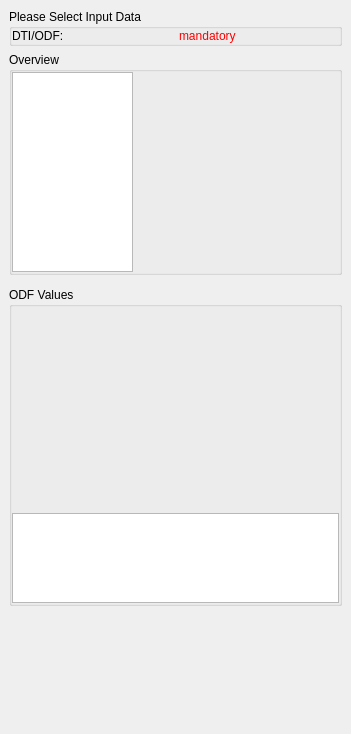
The window that Plugins/org.mitk.gui.qt.diffusionimaging.reconstruction/src/internal/QmitkODFDetailsViewControls.ui (MITK/MITK) describes before a commit, drawn with Qt 5.
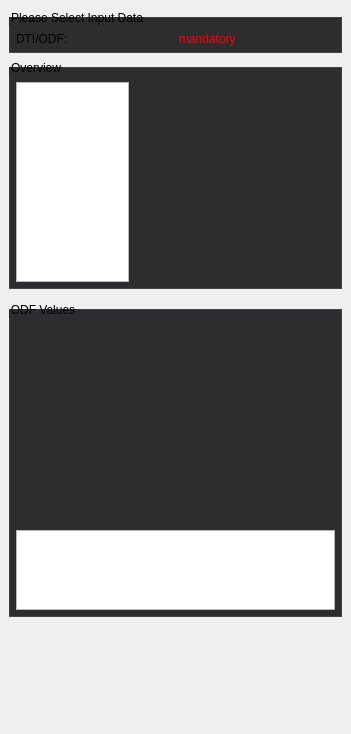
The same window after the commit. Custom widgets are drawn as their Qt base class.

Commit message: Update diffusion view style

```diff
--- a/Plugins/org.mitk.gui.qt.diffusionimaging.reconstruction/src/internal/QmitkODFDetailsViewControls.ui
+++ b/Plugins/org.mitk.gui.qt.diffusionimaging.reconstruction/src/internal/QmitkODFDetailsViewControls.ui
@@ -19,6 +19,43 @@
   <property name="windowTitle">
    <string>QmitkTemplate</string>
   </property>
+  <property name="styleSheet">
+   <string>QCommandLinkButton {
+  font-weight: normal;
+}
+
+QCommandLinkButton:disabled {
+  border: none;
+  font-weight: lighter;
+}
+
+QToolBox::tab {
+  border: 1px solid #434346;
+  font-weight: bold;
+}
+
+QToolBox::tab:hover {
+  background-color: #434346;
+  font-weight: bold;
+}
+
+QToolBox::tab:selected {
+  background-color: #1c97ea;
+  border: 1px solid #1c97ea;
+  font-weight: bold;
+}
+
+QGroupBox {
+  border: 1px solid #434346;
+  background-color: #2d2d30;
+  margin-top: 8px;
+  padding-top: 8px;
+}
+
+QGroupBox, QGroupBox:disabled {
+  background-color: #2d2d30;
+}</string>
+  </property>
   <layout class="QVBoxLayout" name="verticalLayout_2">
    <property name="spacing">
     <number>6</number>
@@ -42,16 +79,16 @@
      </property>
      <layout class="QGridLayout" name="gridLayout_3">
       <property name="leftMargin">
-       <number>0</number>
+       <number>6</number>
       </property>
       <property name="topMargin">
-       <number>0</number>
+       <number>6</number>
       </property>
       <property name="rightMargin">
-       <number>0</number>
+       <number>6</number>
       </property>
       <property name="bottomMargin">
-       <number>0</number>
+       <number>6</number>
       </property>
       <item row="0" column="0">
        <widget class="QLabel" name="label">
@@ -80,16 +117,16 @@
      </property>
      <layout class="QGridLayout" name="gridLayout_4">
       <property name="leftMargin">
-       <number>0</number>
+       <number>6</number>
       </property>
       <property name="topMargin">
-       <number>0</number>
+       <number>6</number>
       </property>
       <property name="rightMargin">
-       <number>0</number>
+       <number>6</number>
       </property>
       <property name="bottomMargin">
-       <number>0</number>
+       <number>6</number>
       </property>
       <item row="0" column="0">
        <widget class="QTextEdit" name="m_OverviewTextEdit">
@@ -175,16 +212,16 @@
      </property>
      <layout class="QGridLayout" name="gridLayout_2">
       <property name="leftMargin">
-       <number>0</number>
+       <number>6</number>
       </property>
       <property name="topMargin">
-       <number>0</number>
+       <number>6</number>
       </property>
       <property name="rightMargin">
-       <number>0</number>
+       <number>6</number>
       </property>
       <property name="bottomMargin">
-       <number>0</number>
+       <number>6</number>
       </property>
       <item row="2" column="0">
        <widget class="QTextEdit" name="m_OdfValuesTextEdit">
@@ -230,7 +267,7 @@
    </item>
   </layout>
  </widget>
- <layoutdefault spacing="6" margin="11"/>
+ <layoutdefault spacing="6" margin="11"></layoutdefault>
  <customwidgets>
   <customwidget>
    <class>QmitkODFDetailsWidget</class>
```
Left out of the diff: 8 changed lines with no effect on the pictures. The commit also changes 32 other files.
